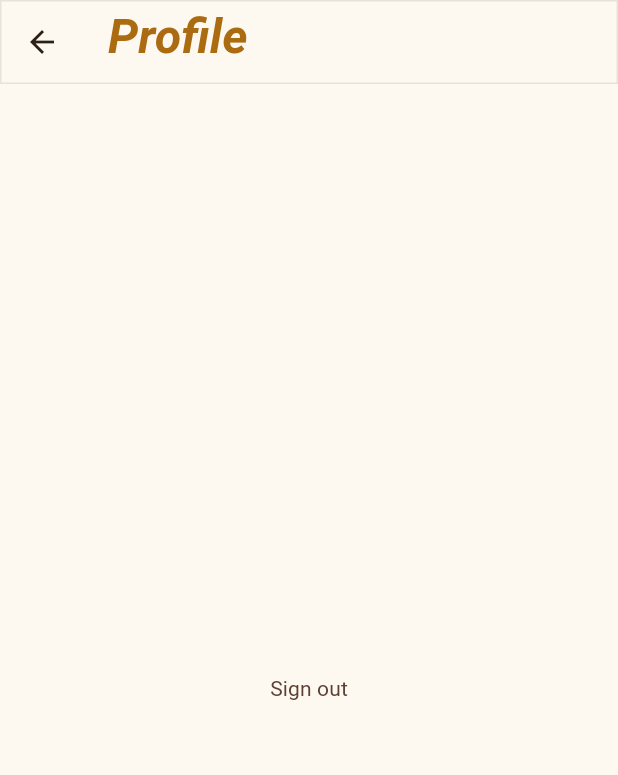
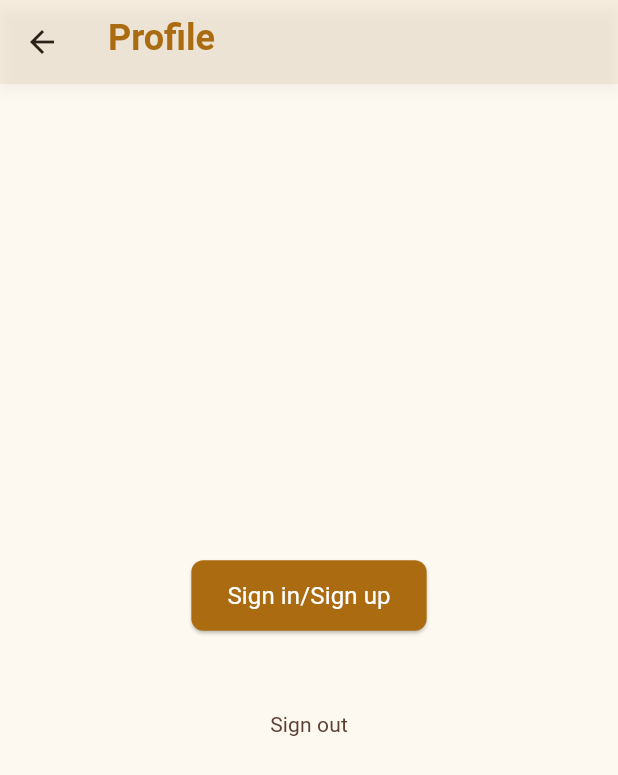
Before and after one commit to theabhiramr/quilby, a Flutter app: the ProfileScreen screen opened directly, on a phone screen of 412 x 824 dp. Shown: the top 775 px of the screen. Run offline on Flutter 3.47's test engine with Material 3 defaults, Android fonts, the phone set to English and light mode, and no system bars; our stand-ins replace flutter_dotenv, google_fonts, supabase_flutter; missing offline and left inert: picons; accounts and stored records are empty; Roboto replaces fonts that are missing (Commissioner); statements that could not run were skipped.

Commit message:
chore: updated app name

```diff
--- a/lib/main.dart
+++ b/lib/main.dart
@@ -40,6 +40,7 @@ class MyApp extends StatelessWidget {
         scaffoldBackgroundColor: AppColors.background,
       ),
       home: RootShell(),
+      routes: {"/auth": (context) => const AuthScreen()},
     );
   }
 }
--- a/lib/screens/home.dart
+++ b/lib/screens/home.dart
@@ -10,6 +10,7 @@ class Home extends StatelessWidget {
     return Scaffold(
       appBar: Header(
         title: "quilby",
+        titleStyle: AppTextStyles.title,
         leading: HeaderMenu(),
         actions: [
           Padding(
--- a/lib/screens/profile.dart
+++ b/lib/screens/profile.dart
@@ -22,9 +22,19 @@ class ProfileScreen extends StatelessWidget {
         child: Column(
           mainAxisSize: MainAxisSize.min,
           children: [
-            Text(
-              user?.email ?? "Not signed in",
-              style: AppTextStyles.body1,
+            Column(
+              children: [
+                QuilbyButton(
+                  text: "Sign in/Sign up",
+                  onPressed: () {
+                    Navigator.pushNamed(context, "/auth");
+                  },
+                ),
+                Text(
+                  user?.email ?? "Not signed in",
+                  style: AppTextStyles.body1,
+                ),
+              ],
             ),
             if (user != null) ...[
               const SizedBox(height: 16),
--- a/lib/screens/root_shell.dart
+++ b/lib/screens/root_shell.dart
@@ -19,6 +19,7 @@ class _RootShellState extends State<RootShell> {
     SearchScreen(),
     LibraryScreen(),
     ProfileScreen(),
+    AuthScreen(),
   ];
 
   static const List<NavBarItem> _items = [
@@ -34,7 +35,8 @@ class _RootShellState extends State<RootShell> {
       body: IndexedStack(index: _selectedIndex, children: _screens),
       bottomNavigationBar: AppBottomNavBar(
         selectedIndex: _selectedIndex,
-        onDestinationSelected: (index) => setState(() => _selectedIndex = index),
+        onDestinationSelected: (index) =>
+            setState(() => _selectedIndex = index),
         items: _items,
         onAddPressed: () => Navigator.of(context).push(
           MaterialPageRoute(
--- a/lib/screens/screens.dart
+++ b/lib/screens/screens.dart
@@ -1,4 +1,5 @@
 export 'package:quilby/screens/add_review.dart';
+export 'package:quilby/screens/auth.dart';
 export 'package:quilby/screens/home.dart';
 export 'package:quilby/screens/library.dart';
 export 'package:quilby/screens/profile.dart';
--- a/lib/theme/text_styles.dart
+++ b/lib/theme/text_styles.dart
@@ -5,10 +5,16 @@ import "package:flutter/widgets.dart";
 import "package:quilby/theme/colors.dart";
 
 class AppTextStyles {
-  static final TextStyle title = GoogleFonts.libreBodoni(
+  static final TextStyle title = GoogleFonts.fraunces(
     fontSize: 32,
     fontWeight: FontWeight.w600,
     fontStyle: FontStyle.italic,
+    color: AppColors.primary,
+  );
+
+  static final TextStyle heading1 = GoogleFonts.commissioner(
+    fontSize: 28,
+    fontWeight: FontWeight.w600,
     color: AppColors.primary,
   );
 
--- a/lib/widgets/header.dart
+++ b/lib/widgets/header/app_header.dart
@@ -10,6 +10,7 @@ class Header extends StatelessWidget implements PreferredSizeWidget {
   final Widget? leading;
   final bool centerTitle;
   final Color? backgroundColor;
+  final TextStyle? titleStyle;
 
   const Header({
     super.key,
@@ -18,6 +19,7 @@ class Header extends StatelessWidget implements PreferredSizeWidget {
     this.leading,
     this.centerTitle = true,
     this.backgroundColor,
+    this.titleStyle,
   });
 
   @override
@@ -42,17 +44,18 @@ class Header extends StatelessWidget implements PreferredSizeWidget {
         padding: const EdgeInsets.only(bottom: 6),
         child: Text(
           title,
-          style: AppTextStyles.title.copyWith(color: titleColor),
+          style: (titleStyle ?? AppTextStyles.heading2).copyWith(
+            color: titleColor,
+          ),
         ),
       ),
       leading: leading == null ? null : Center(child: leading),
       centerTitle: centerTitle,
       backgroundColor: effectiveBackground,
       actions: actions,
-      elevation: 0,
-      shape: const RoundedRectangleBorder(
-        side: BorderSide(color: AppColors.shadow, width: 1),
-      ),
+      elevation: 3,
+      scrolledUnderElevation: 3,
+      shadowColor: AppColors.shadow,
       // A transparent bar shows the light scaffold background behind it, and an
       // opaque bar here is never dark — so status bar icons should stay dark too.
       // AppBar's own default estimates brightness from the raw backgroundColor,
--- /dev/null
+++ b/lib/widgets/header/header.dart
@@ -0,0 +1,3 @@
+export 'app_header.dart';
+export 'header_notifications.dart';
+export 'header_menu.dart';
--- a/lib/widgets/header_menu.dart
+++ b/lib/widgets/header/header_menu.dart
@@ -3,7 +3,7 @@ import 'package:picons/picons.dart';
 import 'package:flutter/material.dart';
 
 import 'package:quilby/theme/theme.dart';
-import 'package:quilby/widgets/header_icon_button.dart';
+import 'package:quilby/widgets/header/header_icon_button.dart';
 
 class HeaderMenu extends StatelessWidget {
   const HeaderMenu({super.key});
--- a/lib/widgets/header_notifications.dart
+++ b/lib/widgets/header/header_notifications.dart
@@ -3,7 +3,7 @@ import 'package:picons/picons.dart';
 import 'package:flutter/material.dart';
 
 import 'package:quilby/theme/theme.dart';
-import 'package:quilby/widgets/header_icon_button.dart';
+import 'package:quilby/widgets/header/header_icon_button.dart';
 
 class HeaderNotifications extends StatelessWidget {
   const HeaderNotifications({super.key});
--- /dev/null
+++ b/lib/widgets/quilby_button.dart
@@ -0,0 +1,28 @@
+import 'package:picons/picons.dart';
+
+import 'package:flutter/material.dart';
+
+import 'package:quilby/theme/theme.dart';
+
+class QuilbyButton extends StatelessWidget {
+  final String text;
+  final VoidCallback onPressed;
+
+  const QuilbyButton({super.key, required this.text, required this.onPressed});
+
+  @override
+  Widget build(BuildContext context) {
+    return ElevatedButton(
+      onPressed: onPressed,
+      style: ElevatedButton.styleFrom(
+        backgroundColor: AppColors.primary,
+        shape: RoundedRectangleBorder(borderRadius: BorderRadius.circular(8)),
+        padding: const EdgeInsets.symmetric(vertical: 12, horizontal: 24),
+      ),
+      child: Text(
+        text,
+        style: AppTextStyles.body1.copyWith(color: Colors.white),
+      ),
+    );
+  }
+}
```
Also changed, not shown: lib/screens/auth.dart (added, +39 -0 lines), lib/widgets/auth_input.dart (added, +37 -0 lines), lib/widgets/quilby_back.dart (added, +17 -0 lines), lib/widgets/widgets.dart (+4 -4 lines), .claude/launch.json (added), lib/widgets/header/header_icon_button.dart (renamed from lib/widgets/header_icon_button.dart), 15 other files.
